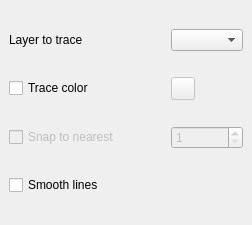
This is raster_tracer_dockwidget_base.ui in mkondratyev85/raster_tracer as Qt 5 draws it before an edit. The edited form follows.
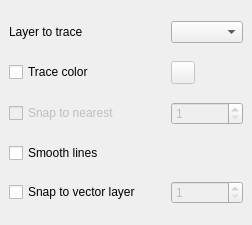
This is the edited form. Custom widgets are drawn as their Qt base class.

Commit message: Add checkbox on the dockerwidget

```diff
--- a/raster_tracer_dockwidget_base.ui
+++ b/raster_tracer_dockwidget_base.ui
@@ -15,6 +15,31 @@
   </property>
   <widget class="QWidget" name="dockWidgetContents">
    <layout class="QGridLayout" name="gridLayout">
+
+    <item row="7" column="0">
+     <widget class="QCheckBox" name="checkBoxSnap2">
+      <property name="enabled">
+       <bool>true</bool>
+      </property>
+      <property name="text">
+       <string>Snap to vector layer</string>
+      </property>
+     </widget>
+    </item>
+    <item row="7" column="1">
+     <widget class="QgsSpinBox" name="SpinBoxSnap">
+      <property name="enabled">
+       <bool>false</bool>
+      </property>
+      <property name="minimum">
+       <number>1</number>
+      </property>
+      <property name="value">
+       <number>1</number>
+      </property>
+     </widget>
+    </item>
+
     <item row="5" column="0">
      <widget class="QCheckBox" name="checkBoxSnap">
       <property name="enabled">
```
The commit also changes 3 other files.
